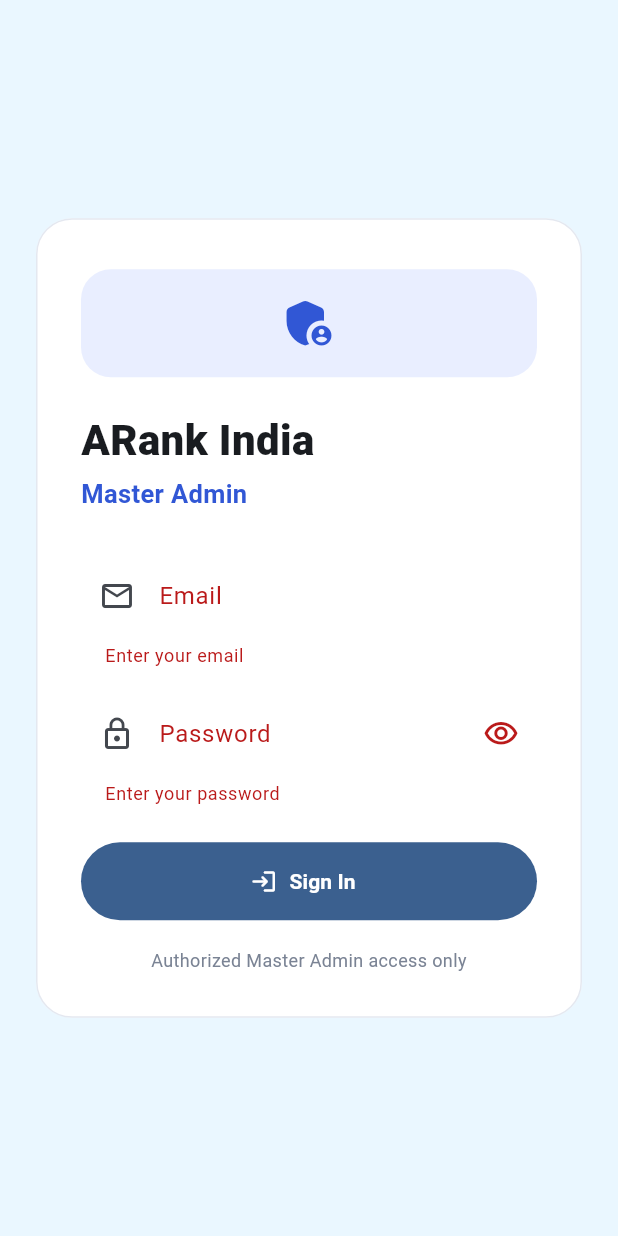
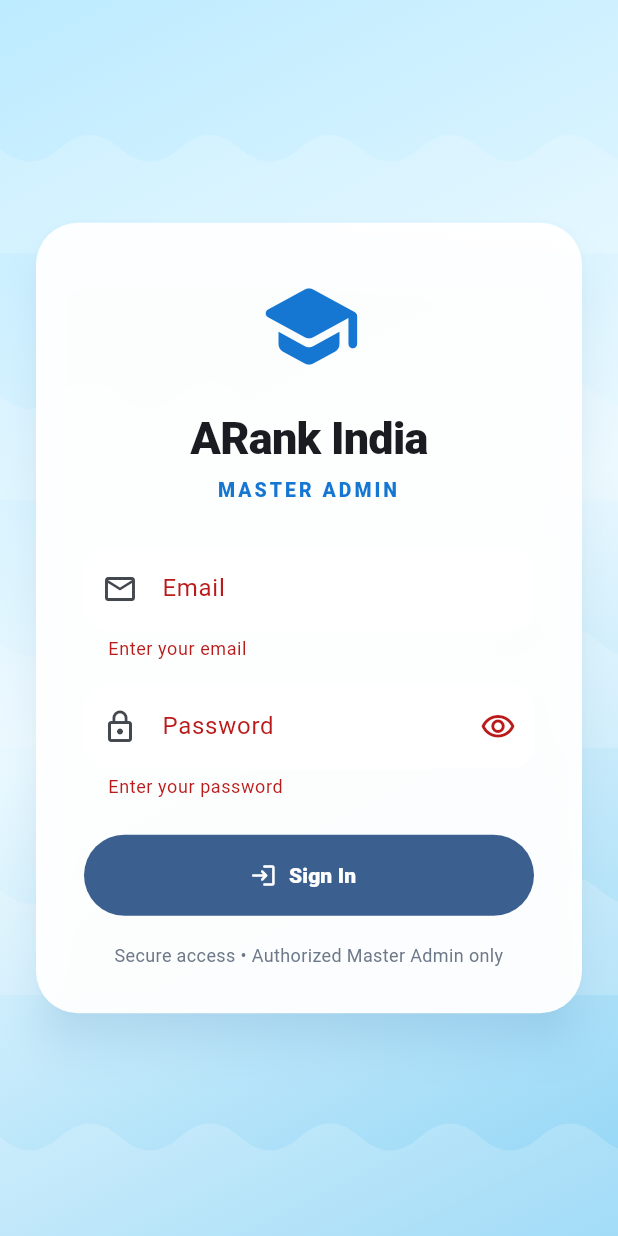
Before and after one commit to thegkexpert662-afk/arank-india-master, a Flutter app: the screen it shows after launch, after a tap on "Sign In", on a phone screen of 412 x 824 dp. Run offline on Flutter 3.47's test engine with Material 3 defaults, Android fonts, the phone set to English and light mode, and no system bars; our stand-ins replace cloud_firestore, firebase_auth, firebase_core; accounts and stored records are empty; network calls fail; Roboto replaces fonts that are missing (Arial).

Commit message:
Connect Master Login to Firebase role verification and water UI

```diff
--- a/lib/screens/master_login_screen.dart
+++ b/lib/screens/master_login_screen.dart
@@ -1,5 +1,6 @@
 import 'package:flutter/material.dart';
 
+import '../services/master_auth_service.dart';
 import 'master_dashboard_screen.dart';
 
 class MasterLoginScreen extends StatefulWidget {
@@ -13,7 +14,9 @@
   final _formKey = GlobalKey<FormState>();
   final _emailController = TextEditingController();
   final _passwordController = TextEditingController();
+  final _authService = MasterAuthService();
   bool _obscurePassword = true;
+  bool _loading = false;
 
   @override
   void dispose() {
@@ -22,11 +25,25 @@
     super.dispose();
   }
 
-  void _continue() {
-    if (!_formKey.currentState!.validate()) return;
+  Future<void> _signIn() async {
+    if (!_formKey.currentState!.validate() || _loading) return;
+    setState(() => _loading = true);
 
-    // Firebase Authentication + master_admin role verification will be wired
-    // here in the next security step. The current route is only the UI shell.
+    final error = await _authService.signInAsMaster(
+      email: _emailController.text,
+      password: _passwordController.text,
+    );
+
+    if (!mounted) return;
+    setState(() => _loading = false);
+
+    if (error != null) {
+      ScaffoldMessenger.of(context).showSnackBar(
+        SnackBar(content: Text(error)),
+      );
+      return;
+    }
+
     Navigator.of(context).pushReplacement(
       MaterialPageRoute(builder: (_) => const MasterDashboardScreen()),
     );
@@ -35,56 +52,66 @@
   @override
   Widget build(BuildContext context) {
     final width = MediaQuery.sizeOf(context).width;
-    final cardWidth = width < 600 ? width - 40 : 440.0;
+    final cardWidth = width < 600 ? width - 40 : 460.0;
 
     return Scaffold(
-      body: Center(
+      body: Stack(
+        children: [
+          const _WaterBackground(),
+          Center(
             child: SingleChildScrollView(
               padding: const EdgeInsets.all(20),
               child: SizedBox(
                 width: cardWidth,
                 child: Card(
-              elevation: 0,
-              color: Colors.white,
+                  elevation: 12,
+                  shadowColor: const Color(0x331677D2),
+                  color: Colors.white.withValues(alpha: .96),
                   shape: RoundedRectangleBorder(
-                borderRadius: BorderRadius.circular(24),
-                side: const BorderSide(color: Color(0xFFE4E8F0)),
+                    borderRadius: BorderRadius.circular(28),
                   ),
                   child: Padding(
-                padding: const EdgeInsets.fromLTRB(30, 34, 30, 30),
+                    padding: const EdgeInsets.fromLTRB(32, 34, 32, 30),
                     child: Form(
                       key: _formKey,
                       child: Column(
                         crossAxisAlignment: CrossAxisAlignment.stretch,
                         children: [
-                      Container(
-                        width: 72,
-                        height: 72,
-                        decoration: BoxDecoration(
+                          Center(
+                            child: ClipRRect(
                               borderRadius: BorderRadius.circular(20),
-                          color: const Color(0xFFE9EEFF),
-                        ),
-                        child: const Icon(
-                          Icons.admin_panel_settings_rounded,
-                          size: 40,
-                          color: Color(0xFF3157D5),
+                              child: Image.network(
+                                'https://raw.githubusercontent.com/thegkexpert662-afk/arank-india/main/assets/images/logos/logo.png',
+                                width: 92,
+                                height: 92,
+                                fit: BoxFit.contain,
+                                errorBuilder: (_, __, ___) => const Icon(
+                                  Icons.school_rounded,
+                                  size: 70,
+                                  color: Color(0xFF1677D2),
                                 ),
                               ),
-                      const SizedBox(height: 22),
+                            ),
+                          ),
+                          const SizedBox(height: 18),
                           const Text(
                             'ARank India',
+                            textAlign: TextAlign.center,
                             style: TextStyle(
-                          fontSize: 28,
-                          fontWeight: FontWeight.w800,
+                              fontSize: 30,
+                              fontWeight: FontWeight.w900,
+                              letterSpacing: -.5,
                             ),
                           ),
                           const SizedBox(height: 4),
                           const Text(
-                        'Master Admin',
+                            'MASTER ADMIN',
+                            textAlign: TextAlign.center,
                             style: TextStyle(
-                          fontSize: 17,
-                          fontWeight: FontWeight.w600,
-                          color: Color(0xFF3157D5),
+                              fontSize: 13,
+                              fontWeight: FontWeight.w800,
+                              letterSpacing: 2,
+                              color: Color(0xFF1677D2),
                             ),
                           ),
                           const SizedBox(height: 28),
@@ -127,24 +154,27 @@
                           ),
                           const SizedBox(height: 24),
                           SizedBox(
-                        height: 52,
+                            height: 54,
                             child: FilledButton.icon(
-                          onPressed: _continue,
-                          icon: const Icon(Icons.login_rounded),
-                          label: const Text(
-                            'Sign In',
-                            style: TextStyle(fontWeight: FontWeight.w700),
+                              onPressed: _loading ? null : _signIn,
+                              icon: _loading
+                                  ? const SizedBox(
+                                      width: 20,
+                                      height: 20,
+                                      child: CircularProgressIndicator(strokeWidth: 2),
+                                    )
+                                  : const Icon(Icons.login_rounded),
+                              label: Text(
+                                _loading ? 'Signing in...' : 'Sign In',
+                                style: const TextStyle(fontWeight: FontWeight.w800),
                               ),
                             ),
                           ),
                           const SizedBox(height: 18),
                           const Text(
-                        'Authorized Master Admin access only',
+                            'Secure access • Authorized Master Admin only',
                             textAlign: TextAlign.center,
-                        style: TextStyle(
-                          fontSize: 12,
-                          color: Color(0xFF7A8394),
-                        ),
+                            style: TextStyle(fontSize: 12, color: Color(0xFF6D7888)),
                           ),
                         ],
                       ),
@@ -154,6 +184,56 @@
               ),
             ),
           ),
+        ],
+      ),
     );
   }
 }
+
+class _WaterBackground extends StatelessWidget {
+  const _WaterBackground();
+
+  @override
+  Widget build(BuildContext context) {
+    return Container(
+      decoration: const BoxDecoration(
+        gradient: LinearGradient(
+          begin: Alignment.topLeft,
+          end: Alignment.bottomRight,
+          colors: [
+            Color(0xFFBDEBFF),
+            Color(0xFFEAF9FF),
+            Color(0xFF8ED4F5),
+          ],
+        ),
+      ),
+      child: CustomPaint(
+        painter: _WaterWavePainter(),
+        size: Size.infinite,
+      ),
+    );
+  }
+}
+
+class _WaterWavePainter extends CustomPainter {
+  @override
+  void paint(Canvas canvas, Size size) {
+    final paint = Paint()..color = Colors.white.withValues(alpha: .18);
+    for (var i = 0; i < 5; i++) {
+      final path = Path();
+      final y = size.height * (.12 + i * .2);
+      path.moveTo(-40, y);
+      for (var x = -40.0; x <= size.width + 40; x += 80) {
+        path.quadraticBezierTo(x + 20, y - 18, x + 40, y);
+        path.quadraticBezierTo(x + 60, y + 18, x + 80, y);
+      }
+      path.lineTo(size.width + 40, y + 70);
+      path.lineTo(-40, y + 70);
+      path.close();
+      canvas.drawPath(path, paint);
+    }
+  }
+
+  @override
+  bool shouldRepaint(covariant CustomPainter oldDelegate) => false;
+}
```
Lines whose indentation alone changed are shown as unchanged.
